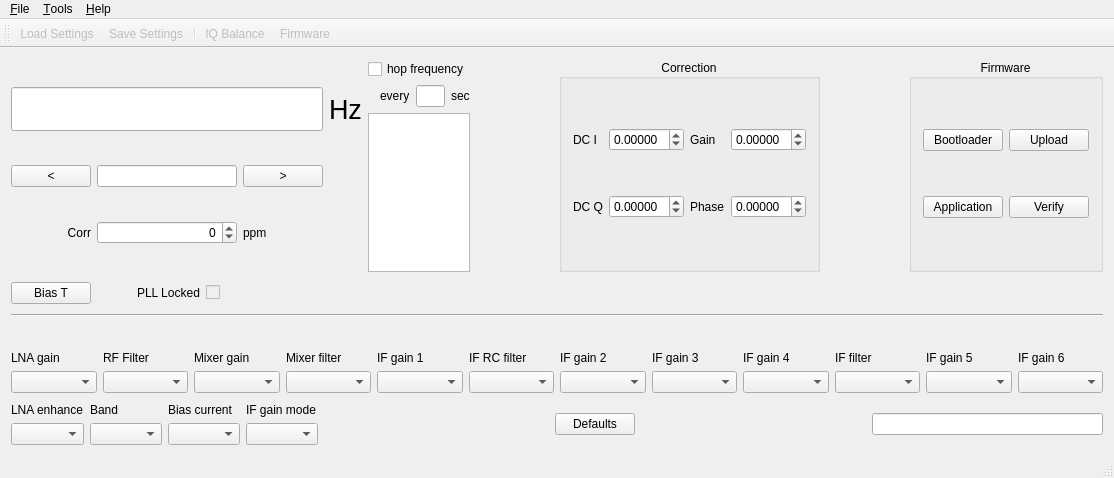
Above: mainwindow.ui from csete/qthid before the change. Below: the same form after it.
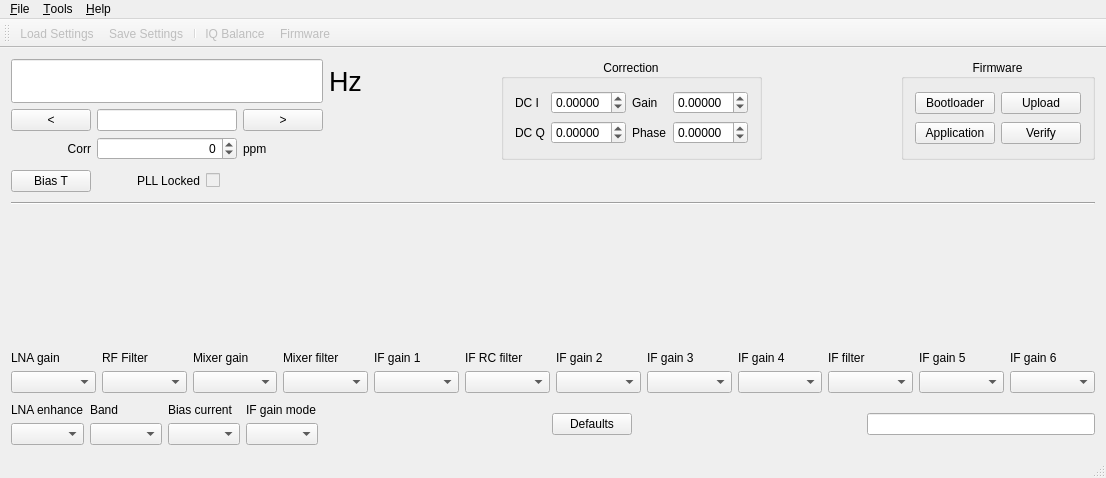
That is the form after the change. Icons and pictures are not drawn.

Commit message: Revert 995db10 as it's causing crash during start on linux.

What changed in the file:
```diff
--- a/mainwindow.ui
+++ b/mainwindow.ui
@@ -6,7 +6,7 @@
    <rect>
     <x>0</x>
     <y>0</y>
-    <width>1114</width>
+    <width>1106</width>
     <height>478</height>
    </rect>
   </property>
@@ -145,7 +145,7 @@
         <item row="2" column="1">
          <widget class="QSpinBox" name="spinBoxCorr">
           <property name="sizePolicy">
-           <sizepolicy hsizetype="Preferred" vsizetype="Maximum">
+           <sizepolicy hsizetype="Preferred" vsizetype="Preferred">
             <horstretch>0</horstretch>
             <verstretch>0</verstretch>
            </sizepolicy>
@@ -176,92 +176,6 @@
         </item>
        </layout>
       </item>
-      <item>
-       <layout class="QVBoxLayout" name="verticalLayout_7">
-        <property name="rightMargin">
-         <number>0</number>
-        </property>
-        <item>
-         <widget class="QCheckBox" name="hopCheck">
-          <property name="text">
-           <string>hop frequency</string>
-          </property>
-         </widget>
-        </item>
-        <item>
-         <layout class="QHBoxLayout" name="horizontalLayout_7">
-          <property name="bottomMargin">
-           <number>0</number>
-          </property>
-          <item>
-           <spacer name="horizontalSpacer_7">
-            <property name="orientation">
-             <enum>Qt::Horizontal</enum>
-            </property>
-            <property name="sizeType">
-             <enum>QSizePolicy::Expanding</enum>
-            </property>
-            <property name="sizeHint" stdset="0">
-             <size>
-              <width>12</width>
-              <height>20</height>
-             </size>
-            </property>
-           </spacer>
-          </item>
-          <item>
-           <widget class="QLabel" name="label_every">
-            <property name="text">
-             <string>every</string>
-            </property>
-           </widget>
-          </item>
-          <item>
-           <widget class="QLineEdit" name="hopSec">
-            <property name="sizePolicy">
-             <sizepolicy hsizetype="Ignored" vsizetype="Fixed">
-              <horstretch>1</horstretch>
-              <verstretch>0</verstretch>
-             </sizepolicy>
-            </property>
-            <property name="maxLength">
-             <number>3</number>
-            </property>
-           </widget>
-          </item>
-          <item>
-           <widget class="QLabel" name="label_sec">
-            <property name="sizePolicy">
-             <sizepolicy hsizetype="Preferred" vsizetype="Preferred">
-              <horstretch>0</horstretch>
-              <verstretch>0</verstretch>
-             </sizepolicy>
-            </property>
-            <property name="text">
-             <string>sec</string>
-            </property>
-           </widget>
-          </item>
-         </layout>
-        </item>
-        <item>
-         <widget class="QPlainTextEdit" name="hopFreqList">
-          <property name="sizePolicy">
-           <sizepolicy hsizetype="Ignored" vsizetype="Expanding">
-            <horstretch>0</horstretch>
-            <verstretch>0</verstretch>
-           </sizepolicy>
-          </property>
-          <property name="horizontalScrollBarPolicy">
-           <enum>Qt::ScrollBarAlwaysOff</enum>
-          </property>
-          <property name="lineWrapMode">
-           <enum>QPlainTextEdit::NoWrap</enum>
-          </property>
-         </widget>
-        </item>
-       </layout>
-      </item>
       <item>
        <spacer name="horizontalSpacer_5">
         <property name="orientation">
@@ -861,8 +775,8 @@
     <rect>
      <x>0</x>
      <y>0</y>
-     <width>1114</width>
-     <height>22</height>
+     <width>1106</width>
+     <height>25</height>
     </rect>
    </property>
    <widget class="QMenu" name="menuFile">
```
The commit also changes 2 other files.
